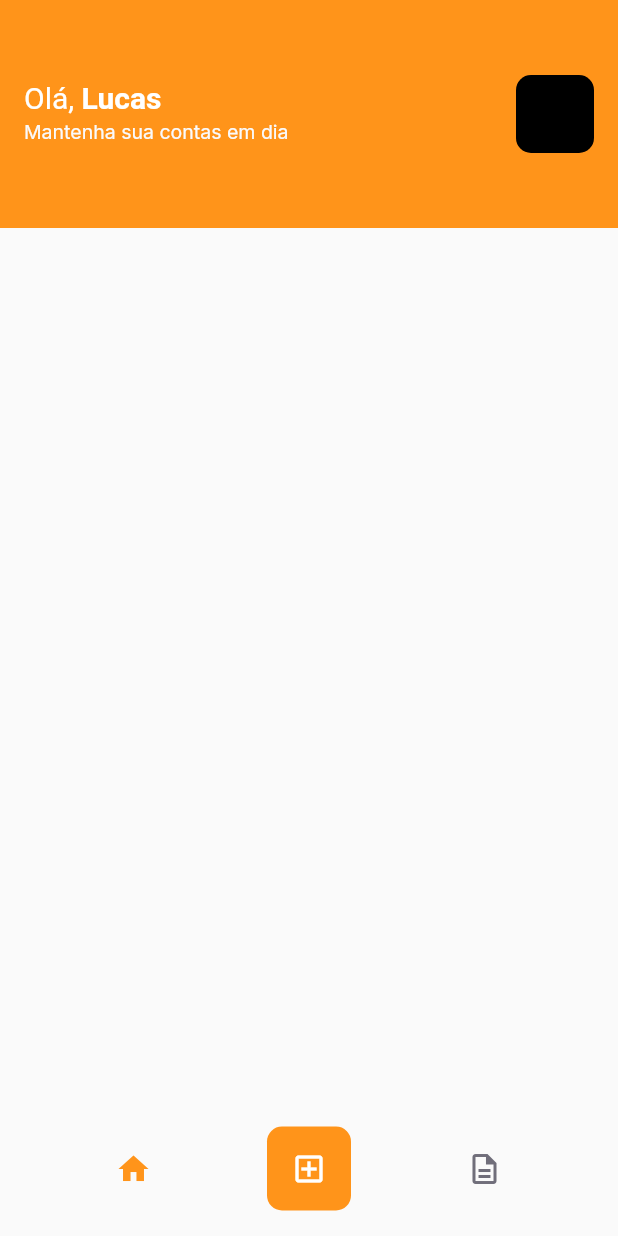
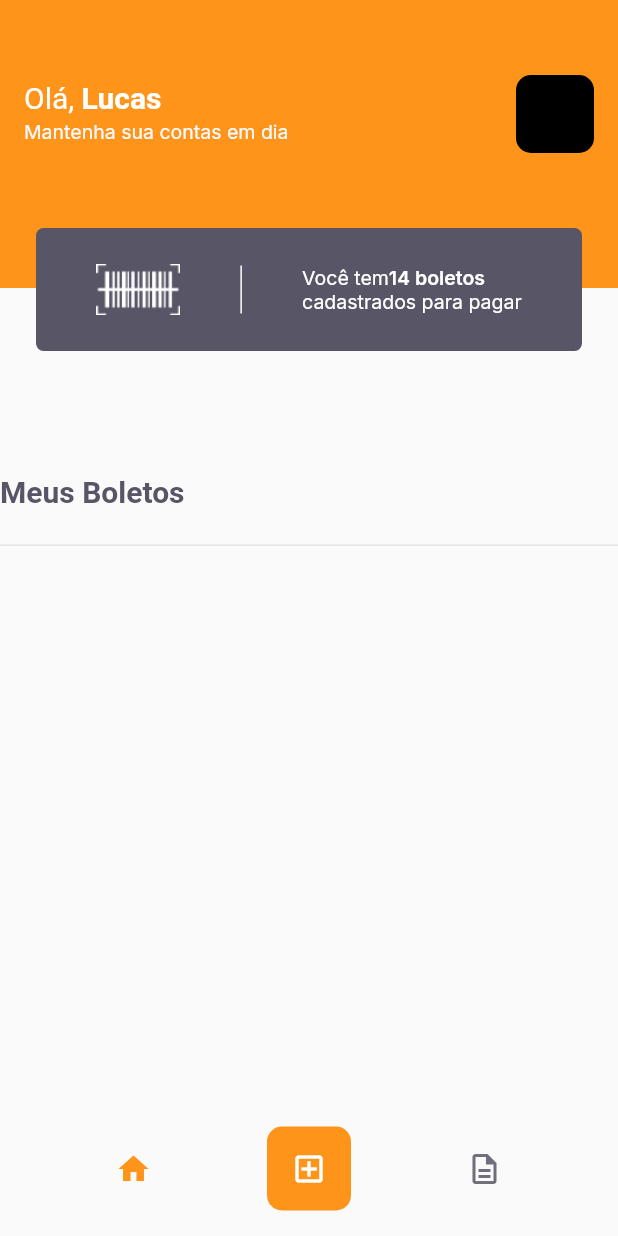
Before and after one commit to lucasvieiramoura/PayFlow_NLW, a Flutter app: the HomePage screen opened by its route, on a phone screen of 412 x 824 dp. Run offline on Flutter 3.47's test engine with Material 2 defaults, Android fonts, the light colour scheme and no system bars; our stand-ins replace camera, firebase_core, flutter_masked_text2, font_awesome_flutter, google_fonts, google_sign_in and 2 more; missing offline and left inert: google_ml_kit; accounts and stored records are empty.

Commit message:
Meus boletos, Boleto Info

```diff
--- a/lib/modules/home/home_page.dart
+++ b/lib/modules/home/home_page.dart
@@ -1,8 +1,11 @@
 import 'package:flutter/material.dart';
 import 'package:payflow/modules/home/home_controller.dart';
+import 'package:payflow/modules/meus_boletos/meus_boletos_page.dart';
+import 'package:payflow/shared/models/boleto_model.dart';
 import 'package:payflow/shared/themes/app_colors.dart';
 import 'package:payflow/shared/themes/app_text_styles.dart';
 import 'package:payflow/shared/widgets/boleto_list/boleto_list_widget.dart';
+import 'package:payflow/shared/widgets/boleto_tile/boleto_tile_widget.dart';
 
 class HomePage extends StatefulWidget {
   const HomePage({Key? key}) : super(key: key);
@@ -14,7 +17,10 @@ class HomePage extends StatefulWidget {
 class _HomePageState extends State<HomePage> {
   final controller = HomeController();
   final pages = [
-    Container(child: BoletoListWidget()),
+    SingleChildScrollView(
+      child: MeusBoletosPage(),
+    ),
+    //Container(child: BoletoListWidget()),
     Container(color: Colors.lightBlue)
   ];
   @override
--- /dev/null
+++ b/lib/modules/meus_boletos/meus_boletos_page.dart
@@ -0,0 +1,58 @@
+import 'package:flutter/material.dart';
+import 'package:payflow/shared/themes/app_colors.dart';
+import 'package:payflow/shared/themes/app_text_styles.dart';
+import 'package:payflow/shared/widgets/boleto_info/boleto_info_widget.dart';
+import 'package:payflow/shared/widgets/boleto_list/boleto_list_widget.dart';
+
+class MeusBoletosPage extends StatefulWidget {
+  const MeusBoletosPage({Key? key}) : super(key: key);
+
+  @override
+  State<MeusBoletosPage> createState() => _MeusBoletosPageState();
+}
+
+class _MeusBoletosPageState extends State<MeusBoletosPage> {
+  @override
+  Widget build(BuildContext context) {
+    return Column(
+      children: [
+        Container(
+          height: 140,
+          child: Stack(
+            children: [
+              Container(
+                color: AppColors.primary,
+                height: 40,
+                width: double.maxFinite,
+              ),
+              Padding(
+                padding: const EdgeInsets.symmetric(horizontal: 24),
+                child: BoletoInfoWidget(size: 14),
+              ),
+            ],
+          ),
+        ),
+        Padding(
+          padding: const EdgeInsets.only(top: 24),
+          child: Row(
+            children: [
+              Text(
+                "Meus Boletos",
+                style: TextStyles.titleBoldHeading,
+              ),
+            ],
+          ),
+        ),
+        Padding(
+          padding: const EdgeInsets.symmetric(vertical: 24),
+          child: Divider(
+            thickness: 1,
+            height: 1,
+            color: AppColors.stroke,
+          ),
+        ),
+        //BoletoListWidget()
+      ],
+    );
+  }
+}
--- /dev/null
+++ b/lib/shared/widgets/boleto_info/boleto_info_widget.dart
@@ -0,0 +1,54 @@
+import 'package:flutter/material.dart';
+import 'package:payflow/shared/themes/app_colors.dart';
+import 'package:payflow/shared/themes/app_images.dart';
+import 'package:payflow/shared/themes/app_text_styles.dart';
+
+class BoletoInfoWidget extends StatelessWidget {
+  final int size;
+  const BoletoInfoWidget({Key? key, required this.size}) : super(key: key);
+
+  @override
+  Widget build(BuildContext context) {
+    return Container(
+      decoration: BoxDecoration(
+        color: AppColors.secondary,
+        borderRadius: BorderRadius.circular(5),
+      ),
+      child: Padding(
+        padding: const EdgeInsets.symmetric(vertical: 24),
+        child: Row(
+          mainAxisAlignment: MainAxisAlignment.spaceEvenly,
+          children: [
+            Image.asset(
+              AppImages.logomini,
+              color: AppColors.background,
+              width: 56,
+              height: 34,
+            ),
+            Container(
+              width: 1,
+              height: 32,
+              color: AppColors.background,
+            ),
+            Text.rich(
+              TextSpan(
+                text: "Você tem",
+                style: TextStyles.captionBackground,
+                children: [
+                  TextSpan(
+                    text: '$size boletos\n',
+                    style: TextStyles.captionBoldBackground,
+                  ),
+                  TextSpan(
+                    text: "cadastrados para pagar",
+                    style: TextStyles.captionBackground,
+                  )
+                ],
+              ),
+            )
+          ],
+        ),
+      ),
+    );
+  }
+}
--- a/lib/shared/widgets/boleto_list/boleto_list_widget.dart
+++ b/lib/shared/widgets/boleto_list/boleto_list_widget.dart
@@ -1,6 +1,7 @@
 import 'package:flutter/material.dart';
 import 'package:payflow/shared/models/boleto_model.dart';
 import 'package:payflow/shared/widgets/boleto_list/boleto_list_controller.dart';
+import 'package:payflow/shared/widgets/boleto_tile/boleto_tile_widget.dart';
 
 class BoletoListWidget extends StatefulWidget {
   const BoletoListWidget({Key? key, BoletoModel? data}) : super(key: key);
@@ -13,9 +14,12 @@ class _BoletoListWidgetState extends State<BoletoListWidget> {
   final controller = BoletoListController();
   @override
   Widget build(BuildContext context) {
+    Size _screeSize = MediaQuery.of(context).size;
     return ValueListenableBuilder<List<BoletoModel>>(
-        valueListenable: controller.boletosNotifier,
-        builder: (_, boletos, __) => Column(
-            children: boletos.map((e) => BoletoListWidget(data: e)).toList()));
+      valueListenable: controller.boletosNotifier,
+      builder: (_, boletos, __) => Column(
+        children: boletos.map((e) => BoletoTileWidget(data: e)).toList(),
+      ),
+    );
   }
 }
--- a/lib/shared/widgets/boleto_tile/boleto_tile_widget.dart
+++ b/lib/shared/widgets/boleto_tile/boleto_tile_widget.dart
@@ -21,7 +21,7 @@ class BoletoTileWidget extends StatelessWidget {
           style: TextStyles.trailingRegular,
           children: [
             TextSpan(
-              text: "${data.value!.toStringAsFixed(2)}",
+              text: "${data.value?.toStringAsFixed(2)}",
               style: TextStyles.trailingBold,
             )
           ],
```
